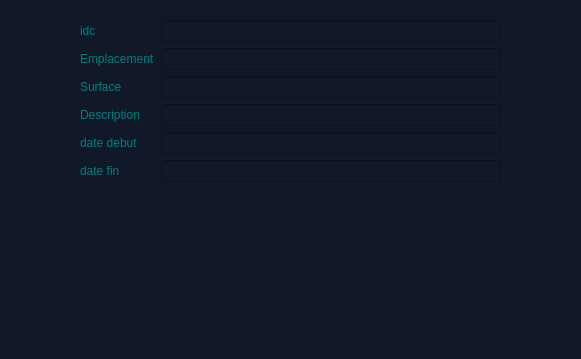
Before: the Qt Designer form mainwindow.ui in jmaimohamed/Smart_Contracting_And_Construction_Company_2A2, drawn with Qt 5; both pictures show x 200 to 781 and y 0 to 359 of the 1068 by 699 pixel window.
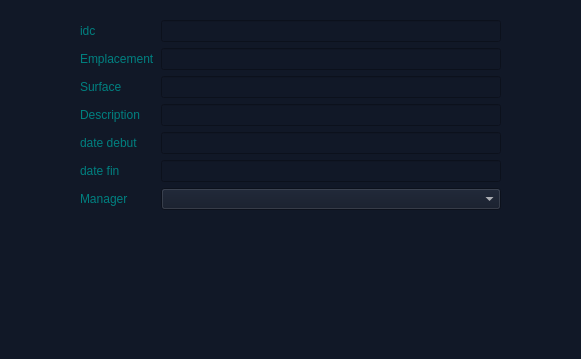
After: the same form once the commit is applied. The open tabs and pages were chosen to show the change. Icons and pictures are not drawn.

What changed in the file:
```diff
--- a/mainwindow.ui
+++ b/mainwindow.ui
@@ -1295,6 +1295,25 @@
          </property>
         </widget>
        </item>
+       <item row="6" column="0">
+        <widget class="QLabel" name="label_19">
+         <property name="styleSheet">
+          <string notr="true">color: teal;
+font: 10pt &quot;MS Shell Dlg 2&quot;;
+</string>
+         </property>
+         <property name="text">
+          <string>Manager</string>
+         </property>
+        </widget>
+       </item>
+       <item row="6" column="1">
+        <widget class="QComboBox" name="nomm_3">
+         <property name="styleSheet">
+          <string notr="true">color:	#FFFFFF;</string>
+         </property>
+        </widget>
+       </item>
       </layout>
      </widget>
      <widget class="QPushButton" name="retour_chantier_5">
```
Left out of the diff: 21 changed lines with no effect on the pictures.
